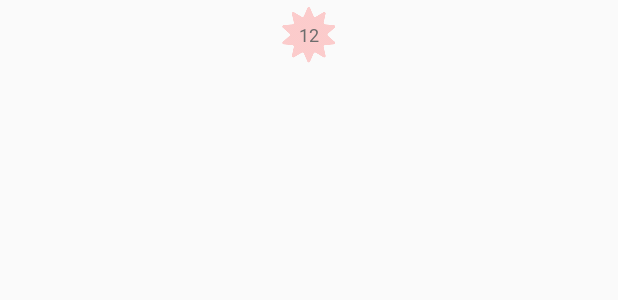
After one commit to HyeRyoung98/IHuAe, an Android app: the layout item_cal_day.xml on its own in the app's theme, with its tools: preview values and no code run, on a phone screen of 412 x 824 dp. The commit adds this screen. Shown: the top 300 px of the screen. Run offline under Robolectric (Android 15) with nearby library versions, the phone set to English and light mode, and no system bars.

Commit message:
edit item cal day

```diff
--- /dev/null
+++ b/app/src/main/res/layout/item_cal_day.xml
@@ -0,0 +1,28 @@
+<?xml version="1.0" encoding="utf-8"?>
+<RelativeLayout xmlns:android="http://schemas.android.com/apk/res/android"
+    xmlns:app="http://schemas.android.com/apk/res-auto"
+    android:layout_width="match_parent"
+    android:layout_height="wrap_content"
+    android:layout_marginTop="3dp"
+    android:layout_marginBottom="35dp">
+    <ImageView
+        android:id="@+id/ivEmo"
+        android:layout_centerInParent="true"
+        android:layout_width="match_parent"
+        android:layout_height="wrap_content"
+        android:scaleType="center"
+        android:src="@drawable/ic_emotion_anger"
+        app:tint="@color/iv_emo_color_angle" />
+    <TextView
+        android:id="@+id/tvDay"
+        android:layout_centerInParent="true"
+        android:layout_width="match_parent"
+        android:gravity="center"
+        android:layout_height="wrap_content"
+        android:text="12"
+        android:textSize="12dp"
+        android:fontFamily="@font/spoqa_han_sans_neo_regular"
+        android:textColor="@color/font_gray_6D6D6D"
+        />
+
+</RelativeLayout>
--- a/app/src/main/res/values/colors.xml
+++ b/app/src/main/res/values/colors.xml
@@ -20,4 +20,7 @@
     <color name="font_gray_A8A8A8">#FFA8A8A8</color>
     <color name="font_chat_F8FAFF">#FFF8FAFF</color>
     <color name="font_weekly_2D2D2D">#FF2D2D2D</color>
+    <color name="font_gray_6D6D6D">#FF6D6D6D</color>
+
+    <color name="iv_emo_color_angle">#4DFF6060</color>
 </resources>
```
Also changed, not shown: app/src/main/res/layout/fragment_calendar.xml (+3 -13 lines), app/src/main/res/layout/item_cal_month.xml (added, +29 -0 lines).
